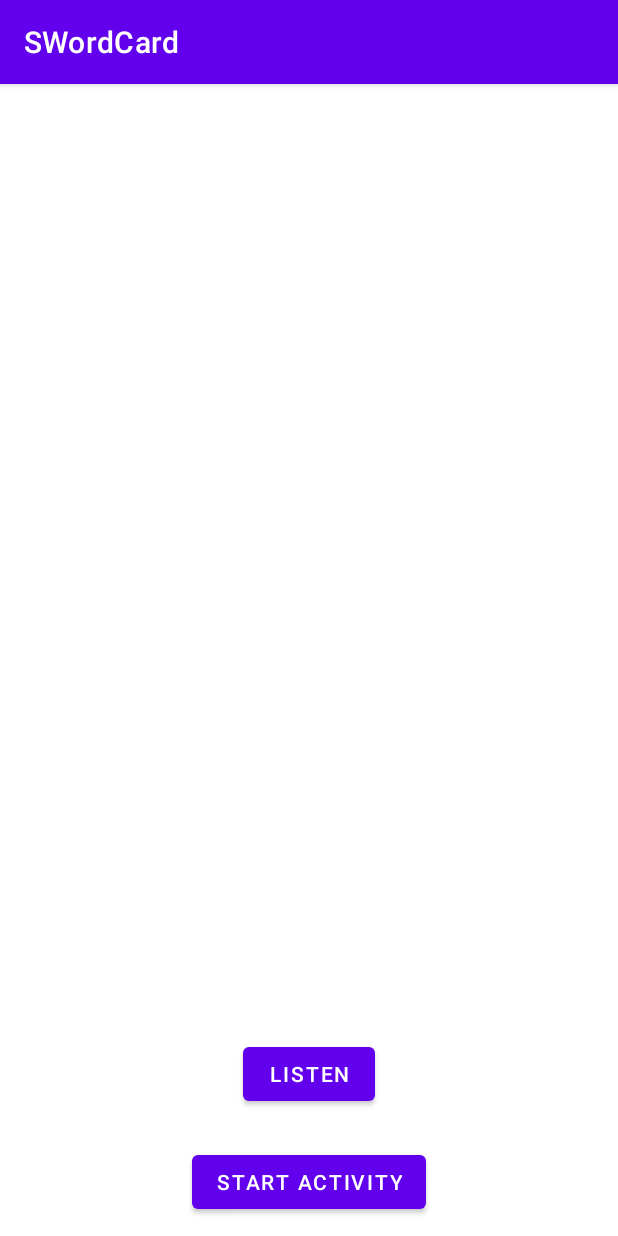
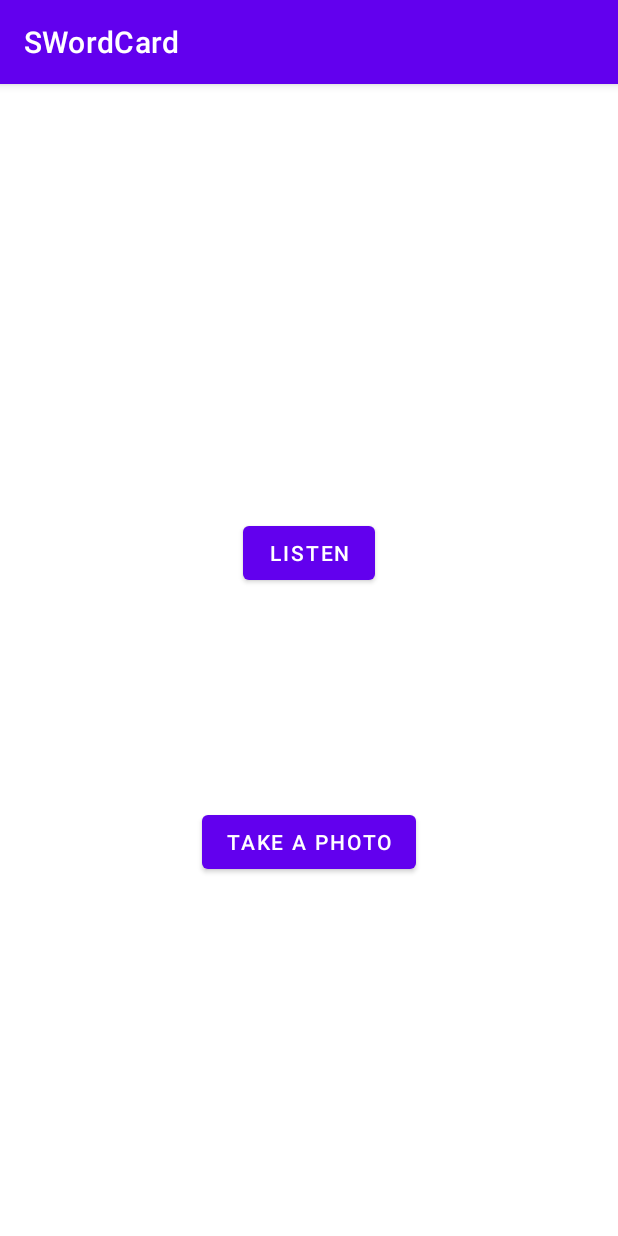
Before and after one commit to Kim0914/SWordCard, an Android app: the CropActivity screen opened directly, with no data from a screen before it, on a phone screen of 412 x 824 dp. Run offline under Robolectric (Android 15) with nearby library versions, the phone set to English and light mode, and no system bars; libraries missing offline, so code that uses them is left out: com.google.mlkit.vision, com.theartofdev.edmodo.

```diff
--- a/app/src/main/java/com/example/swordcard/CropActivity.java
+++ b/app/src/main/java/com/example/swordcard/CropActivity.java
@@ -83,7 +83,7 @@ public class CropActivity extends AppCompatActivity implements TextToSpeech.OnIn
     @RequiresApi(api = Build.VERSION_CODES.LOLLIPOP)
     @Override public void onInit(int status) {
         if (status == TextToSpeech.SUCCESS) {
-            int result = tts.setLanguage(Locale.KOREAN);
+            int result = tts.setLanguage(Locale.ENGLISH);
             if (result == TextToSpeech.LANG_MISSING_DATA || result == TextToSpeech.LANG_NOT_SUPPORTED) {
                 Log.e("TTS", "This Language is not supported"); }
             else {
--- a/app/src/main/res/layout/activity_crop.xml
+++ b/app/src/main/res/layout/activity_crop.xml
@@ -1,43 +1,57 @@
-<LinearLayout
-    xmlns:android="http://schemas.android.com/apk/res/android"
+<androidx.constraintlayout.widget.ConstraintLayout xmlns:android="http://schemas.android.com/apk/res/android"
+    xmlns:app="http://schemas.android.com/apk/res-auto"
+    xmlns:tools="http://schemas.android.com/tools"
     android:layout_width="match_parent"
     android:layout_height="match_parent"
-    android:orientation="vertical"
-    android:background="@android:color/white">
+    android:background="@android:color/white"
+    android:orientation="vertical">
 
-
-    <ImageView
-        android:id="@+id/quick_start_cropped_image"
-        android:layout_width="match_parent"
-        android:layout_height="0dp"
-        android:layout_weight="1"/>
 
     <TextView
         android:id="@+id/crop_textView"
-        android:layout_width="match_parent"
-        android:layout_height="wrap_content"
-        android:text="" />
+        android:layout_width="0dp"
+        android:layout_height="50dp"
+        android:gravity="center"
+        android:text=""
+        app:layout_constraintBottom_toTopOf="@+id/crop_translate"
+        app:layout_constraintEnd_toEndOf="parent"
+        app:layout_constraintStart_toStartOf="parent"
+        app:layout_constraintTop_toTopOf="parent" />
 
     <TextView
         android:id="@+id/crop_translate"
-        android:layout_width="match_parent"
-        android:layout_height="wrap_content"
-        android:text="" />
+        android:layout_width="0dp"
+        android:layout_height="50dp"
+        android:gravity="center"
+        android:text=""
+        app:layout_constraintBottom_toTopOf="@+id/tts_btn"
+        app:layout_constraintEnd_toEndOf="parent"
+        app:layout_constraintStart_toStartOf="parent"
+        app:layout_constraintTop_toBottomOf="@+id/crop_textView" />
 
     <Button
         android:id="@+id/tts_btn"
         android:layout_width="wrap_content"
         android:layout_height="wrap_content"
         android:layout_gravity="center"
-        android:layout_margin="12dp"
-        android:text="LISTEN"/>
+        android:layout_marginStart="27dp"
+        android:layout_marginBottom="82dp"
+        android:text="LISTEN"
+        app:layout_constraintBottom_toTopOf="@+id/button"
+        app:layout_constraintStart_toStartOf="@+id/button"
+        app:layout_constraintTop_toBottomOf="@+id/crop_translate" />
 
     <Button
+        android:id="@+id/button"
         android:layout_width="wrap_content"
         android:layout_height="wrap_content"
         android:layout_gravity="center"
-        android:layout_margin="12dp"
+        android:layout_marginBottom="176dp"
         android:onClick="onSelectImageClick"
-        android:text="Start Activity"/>
+        android:text="TAKE A PHOTO"
+        app:layout_constraintBottom_toBottomOf="parent"
+        app:layout_constraintEnd_toEndOf="parent"
+        app:layout_constraintStart_toStartOf="parent"
+        app:layout_constraintTop_toBottomOf="@+id/tts_btn" />
 
-</LinearLayout>
+</androidx.constraintlayout.widget.ConstraintLayout>
```
Also changed, not shown: app/src/main/java/com/example/swordcard/MainActivity.java (+3 -11 lines), app/src/main/res/layout/activity_main.xml (+9 -19 lines).
